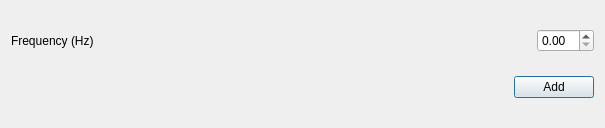
Above: main/ui/gui/ui_specification/design/gui_add_frequency_design.ui from uz-gaz/Tertimuss before the change. Below: the same form after it.
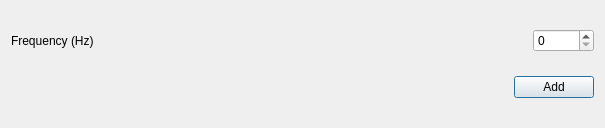
That is the form after the change.

```diff
--- a/main/ui/gui/ui_specification/design/gui_add_frequency_design.ui
+++ b/main/ui/gui/ui_specification/design/gui_add_frequency_design.ui
@@ -52,7 +52,14 @@
       </spacer>
      </item>
      <item>
-      <widget class="QDoubleSpinBox" name="doubleSpinBox_frequency"/>
+      <widget class="QSpinBox" name="spinBox_frequency">
+       <property name="maximum">
+        <number>99999</number>
+       </property>
+       <property name="singleStep">
+        <number>100</number>
+       </property>
+      </widget>
      </item>
     </layout>
    </item>
```
Left out of the diff: 40 changed lines with no effect on the pictures.
